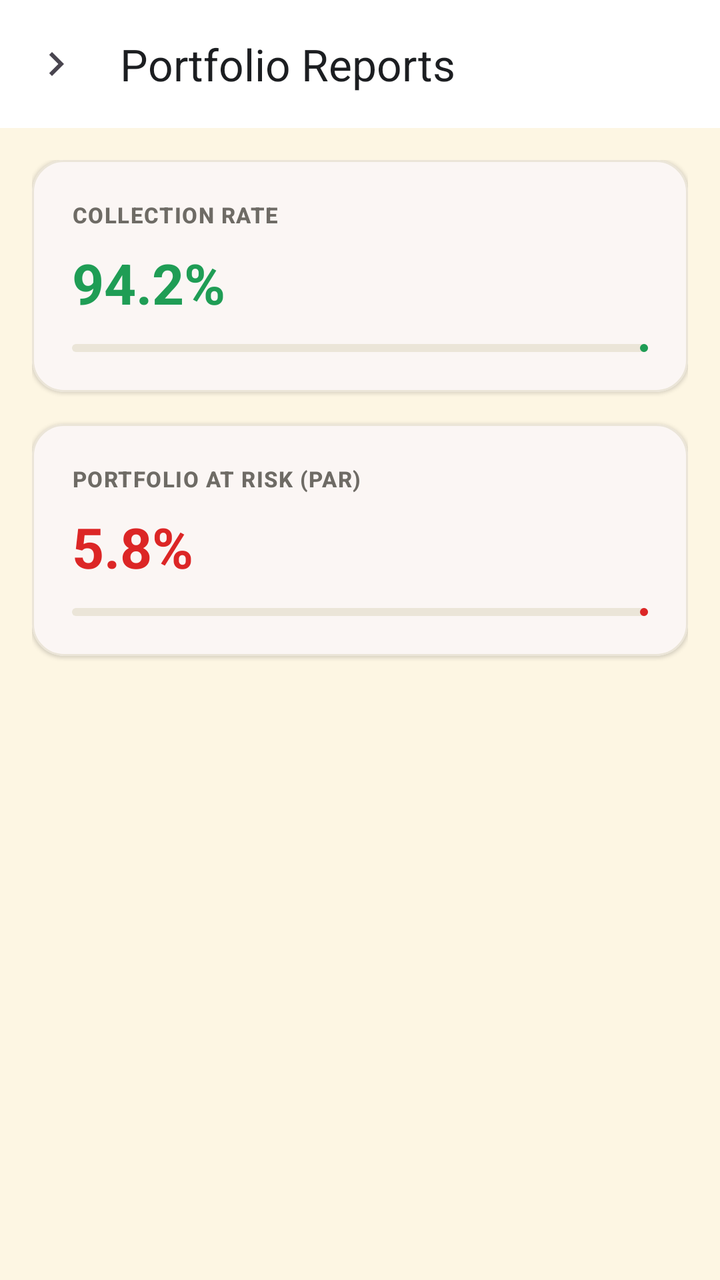
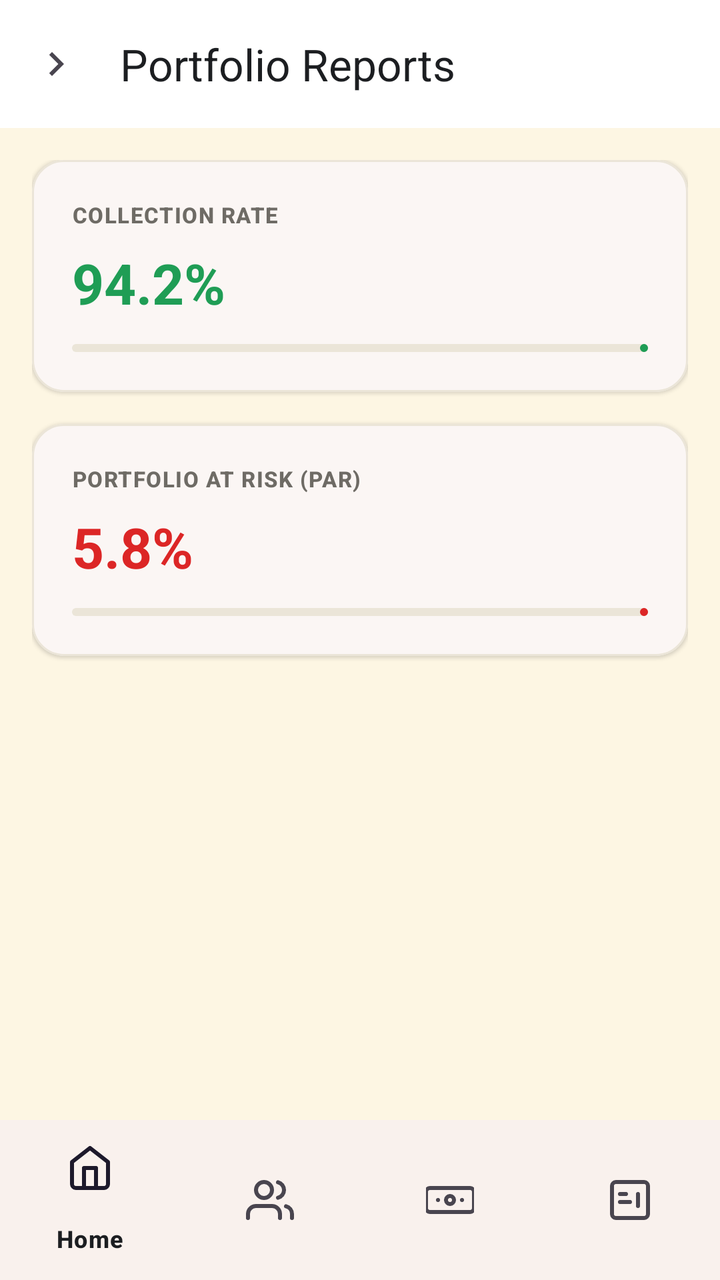

An Android layout rendered at two revisions. The XML below is the earlier revision; the diff shows what the commit changed to produce the second picture.
<!-- AndroidManifest.xml: application theme Theme.TerraLink -->
<!-- res/layout/activity_officer_reports.xml -->
<?xml version="1.0" encoding="utf-8"?>
<LinearLayout xmlns:android="http://schemas.android.com/apk/res/android"
    xmlns:app="http://schemas.android.com/apk/res-auto"
    android:layout_width="match_parent"
    android:layout_height="match_parent"
    android:background="@color/bg_cream"
    android:orientation="vertical">

    <androidx.appcompat.widget.Toolbar
        android:id="@+id/toolbar"
        android:layout_width="match_parent"
        android:layout_height="wrap_content"
        android:background="@color/surface_card"
        android:elevation="4dp"
        app:title="Portfolio Reports"
        app:titleTextColor="@color/navy_text_primary"
        app:navigationIcon="@drawable/ic_chevron_right" />

    <androidx.core.widget.NestedScrollView
        android:layout_width="match_parent"
        android:layout_height="match_parent"
        android:padding="16dp">

        <LinearLayout
            android:layout_width="match_parent"
            android:layout_height="wrap_content"
            android:orientation="vertical">

            <com.google.android.material.card.MaterialCardView
                style="@style/Widget.TerraLink.Card"
                android:layout_width="match_parent"
                android:layout_height="wrap_content"
                android:layout_marginBottom="16dp">

                <LinearLayout
                    android:layout_width="match_parent"
                    android:layout_height="wrap_content"
                    android:orientation="vertical"
                    android:padding="20dp">

                    <TextView
                        android:layout_width="wrap_content"
                        android:layout_height="wrap_content"
                        android:text="COLLECTION RATE"
                        android:textAppearance="?attr/textAppearanceLabelSmall"
                        android:textColor="@color/text_secondary"
                        android:textStyle="bold" />

                    <TextView
                        android:id="@+id/tvCollectionRate"
                        android:layout_width="wrap_content"
                        android:layout_height="wrap_content"
                        android:layout_marginTop="8dp"
                        android:text="94.2%"
                        android:textAppearance="?attr/textAppearanceHeadlineMedium"
                        android:textColor="@color/status_green"
                        android:textStyle="bold" />

                    <com.google.android.material.progressindicator.LinearProgressIndicator
                        android:layout_width="match_parent"
                        android:layout_height="wrap_content"
                        android:layout_marginTop="12dp"
                        android:progress="94"
                        app:trackColor="@color/surface_stroke"
                        app:indicatorColor="@color/status_green" />
                </LinearLayout>
            </com.google.android.material.card.MaterialCardView>

            <com.google.android.material.card.MaterialCardView
                style="@style/Widget.TerraLink.Card"
                android:layout_width="match_parent"
                android:layout_height="wrap_content"
                android:layout_marginBottom="16dp">

                <LinearLayout
                    android:layout_width="match_parent"
                    android:layout_height="wrap_content"
                    android:orientation="vertical"
                    android:padding="20dp">

                    <TextView
                        android:layout_width="wrap_content"
                        android:layout_height="wrap_content"
                        android:text="PORTFOLIO AT RISK (PAR)"
                        android:textAppearance="?attr/textAppearanceLabelSmall"
                        android:textColor="@color/text_secondary"
                        android:textStyle="bold" />

                    <TextView
                        android:id="@+id/tvParRate"
                        android:layout_width="wrap_content"
                        android:layout_height="wrap_content"
                        android:layout_marginTop="8dp"
                        android:text="5.8%"
                        android:textAppearance="?attr/textAppearanceHeadlineMedium"
                        android:textColor="@color/status_red"
                        android:textStyle="bold" />

                    <com.google.android.material.progressindicator.LinearProgressIndicator
                        android:layout_width="match_parent"
                        android:layout_height="wrap_content"
                        android:layout_marginTop="12dp"
                        android:progress="6"
                        app:trackColor="@color/surface_stroke"
                        app:indicatorColor="@color/status_red" />
                </LinearLayout>
            </com.google.android.material.card.MaterialCardView>

        </LinearLayout>
    </androidx.core.widget.NestedScrollView>

</LinearLayout>
<!-- resources referenced by this layout -->
<resources>
  <color name="bg_cream">#FDF6E3</color>
  <color name="navy_text_primary">#1C1E21</color>
  <color name="status_green">#1F9D55</color>
  <color name="status_red">#DC2626</color>
  <color name="surface_card">#FFFFFF</color>
  <color name="surface_stroke">#EBE5D8</color>
  <color name="text_secondary">#6E6B65</color>
  <!-- drawable ic_chevron_right (drawable) -->
  <vector xmlns:android="http://schemas.android.com/apk/res/android"
      android:width="24dp"
      android:height="24dp"
      android:viewportWidth="24"
      android:viewportHeight="24"
      android:tint="?attr/colorControlNormal">
      <path
          android:fillColor="@android:color/white"
          android:pathData="M10,6L8.59,7.41 13.17,12l-4.58,4.59L10,18l6,-6z"/>
  </vector>
  <style name="Widget.TerraLink.Card" parent="Widget.Material3.CardView.Elevated">
          <item name="cardBackgroundColor">@color/terralink_card_view</item>
          <item name="cardCornerRadius">16dp</item>
          <item name="strokeColor">@color/surface_stroke</item>
          <item name="strokeWidth">1dp</item>
      </style>
  <style name="Theme.TerraLink" parent="Theme.Material3.Light.NoActionBar">
          <item name="colorPrimary">@color/terracotta_primary</item>
          <item name="colorOnPrimary">@color/on_terracotta</item>
          <item name="colorPrimaryContainer">@color/terracotta_container</item>
          <item name="colorSecondary">@color/olive_secondary</item>
          <item name="android:colorBackground">@color/bg_cream</item>
          <item name="colorSurface">@color/surface_card</item>
          <item name="colorOnSurface">@color/navy_text_primary</item>
          <item name="colorError">@color/status_red</item>
          
          <item name="android:statusBarColor">@color/bg_cream</item>
          <item name="android:windowLightStatusBar">true</item>
          <item name="android:navigationBarColor">@color/surface_card</item>
          <item name="android:windowLightNavigationBar" tools:targetApi="27">true</item>
      </style>
  <color name="terracotta_primary">#C05D2E</color>
  <color name="on_terracotta">#FFFFFF</color>
  <color name="terracotta_container">#FBECE5</color>
  <color name="olive_secondary">#77804B</color>
</resources>

<!-- the commit's change to res/layout/activity_officer_reports.xml (unified diff, before → after) -->
@@ -1,25 +1,32 @@
 <?xml version="1.0" encoding="utf-8"?>
-<LinearLayout xmlns:android="http://schemas.android.com/apk/res/android"
+<androidx.constraintlayout.widget.ConstraintLayout xmlns:android="http://schemas.android.com/apk/res/android"
     xmlns:app="http://schemas.android.com/apk/res-auto"
+    xmlns:tools="http://schemas.android.com/tools"
     android:layout_width="match_parent"
     android:layout_height="match_parent"
-    android:background="@color/bg_cream"
-    android:orientation="vertical">
+    android:background="@color/bg_cream">
 
     <androidx.appcompat.widget.Toolbar
         android:id="@+id/toolbar"
-        android:layout_width="match_parent"
+        android:layout_width="0dp"
         android:layout_height="wrap_content"
         android:background="@color/surface_card"
         android:elevation="4dp"
+        app:layout_constraintEnd_toEndOf="parent"
+        app:layout_constraintStart_toStartOf="parent"
+        app:layout_constraintTop_toTopOf="parent"
+        app:navigationIcon="@drawable/ic_chevron_right"
         app:title="Portfolio Reports"
-        app:titleTextColor="@color/navy_text_primary"
-        app:navigationIcon="@drawable/ic_chevron_right" />
+        app:titleTextColor="@color/navy_text_primary" />
 
     <androidx.core.widget.NestedScrollView
-        android:layout_width="match_parent"
-        android:layout_height="match_parent"
-        android:padding="16dp">
+        android:layout_width="0dp"
+        android:layout_height="0dp"
+        android:padding="16dp"
+        app:layout_constraintBottom_toTopOf="@id/bottomNavigationView"
+        app:layout_constraintEnd_toEndOf="parent"
+        app:layout_constraintStart_toStartOf="parent"
+        app:layout_constraintTop_toBottomOf="@id/toolbar">
 
         <LinearLayout
             android:layout_width="match_parent"
@@ -109,4 +116,14 @@
         </LinearLayout>
     </androidx.core.widget.NestedScrollView>
 
-</LinearLayout>
+    <com.google.android.material.bottomnavigation.BottomNavigationView
+        android:id="@+id/bottomNavigationView"
+        android:layout_width="0dp"
+        android:layout_height="wrap_content"
+        android:background="@color/surface_card"
+        app:layout_constraintBottom_toBottomOf="parent"
+        app:layout_constraintEnd_toEndOf="parent"
+        app:layout_constraintStart_toStartOf="parent"
+        app:menu="@menu/loan_officer_bottom_menu" />
+
+</androidx.constraintlayout.widget.ConstraintLayout>
